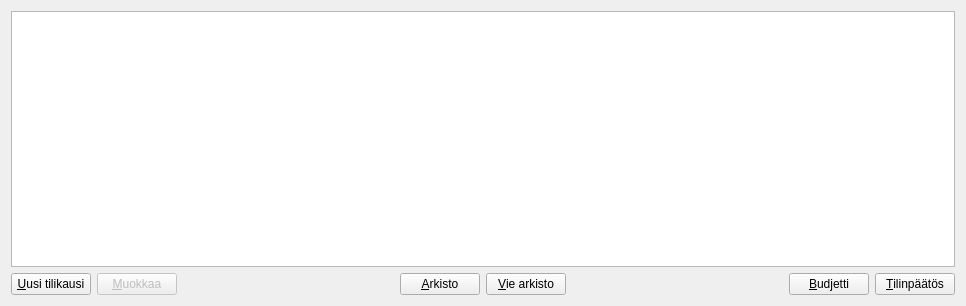
Qt form kitupiikki/arkisto/arkisto.ui (artoh/kitupiikki) before a commit.
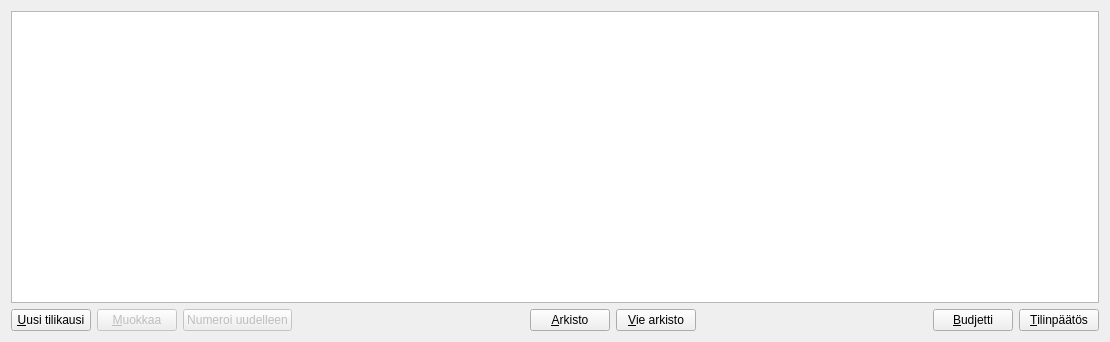
The same form after that commit. Icons and pictures are not drawn.

Commit message: #349 Tositenumeroinnin oikaisu

Patch:
```diff
--- a/kitupiikki/arkisto/arkisto.ui
+++ b/kitupiikki/arkisto/arkisto.ui
@@ -6,8 +6,8 @@
    <rect>
     <x>0</x>
     <y>0</y>
-    <width>966</width>
-    <height>306</height>
+    <width>1110</width>
+    <height>342</height>
    </rect>
   </property>
   <property name="windowTitle">
@@ -60,6 +60,20 @@
        </property>
       </widget>
      </item>
+     <item>
+      <widget class="QPushButton" name="numeroiButton">
+       <property name="enabled">
+        <bool>false</bool>
+       </property>
+       <property name="text">
+        <string>Numeroi uudelleen</string>
+       </property>
+       <property name="icon">
+        <iconset resource="../pic/pic.qrc">
+         <normaloff>:/pic/123.png</normaloff>:/pic/123.png</iconset>
+       </property>
+      </widget>
+     </item>
      <item>
       <spacer name="horizontalSpacer">
        <property name="orientation">
```
The commit also changes 2 other files.
